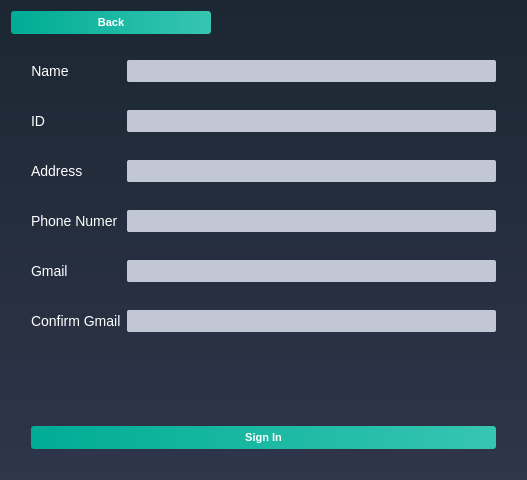
Before: the Qt Designer form Hermes_GUI/signin_customer_dialog.ui in gustavo-dgs/Hermes, drawn with Qt 5.
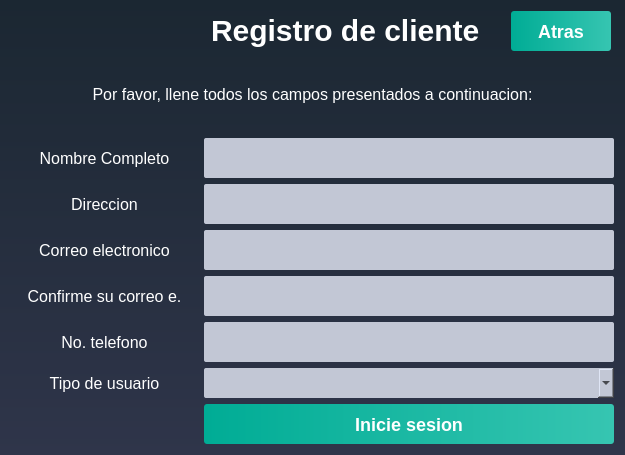
After: the same form once the commit is applied. Icons and pictures are not drawn.

```diff
--- a/Hermes_GUI/signin_customer_dialog.ui
+++ b/Hermes_GUI/signin_customer_dialog.ui
@@ -6,8 +6,8 @@
    <rect>
     <x>0</x>
     <y>0</y>
-    <width>527</width>
-    <height>480</height>
+    <width>625</width>
+    <height>455</height>
    </rect>
   </property>
   <property name="windowTitle">
@@ -23,87 +23,178 @@
   </property>
   <layout class="QVBoxLayout" name="verticalLayout">
    <item>
-    <widget class="QPushButton" name="pushButton">
-     <property name="maximumSize">
-      <size>
-       <width>200</width>
-       <height>16777215</height>
-      </size>
-     </property>
-     <property name="styleSheet">
-      <string notr="true">QPushButton
-{
-	background-color: qlineargradient(spread:pad, x1:0, y1:0.511, x2:1, y2:0.511, stop:0 rgba(0, 172, 149, 255),stop:0.995192 rgba(54, 197, 177, 255));
-	color: #fff;
-	font-size: 11px;
-	font-weight: bold;
-	border: none;
-	border-radius: 3px;
-	padding: 5px;
-
-}</string>
-     </property>
-     <property name="text">
-      <string>Back</string>
-     </property>
-    </widget>
-   </item>
-   <item>
-    <layout class="QVBoxLayout" name="verticalLayout_3">
-     <property name="spacing">
-      <number>0</number>
-     </property>
+    <layout class="QGridLayout" name="gridLayout">
      <property name="leftMargin">
       <number>20</number>
      </property>
-     <property name="topMargin">
-      <number>20</number>
-     </property>
      <property name="rightMargin">
-      <number>20</number>
-     </property>
-     <property name="bottomMargin">
-      <number>20</number>
-     </property>
-     <item>
-      <layout class="QFormLayout" name="formLayout">
-       <property name="fieldGrowthPolicy">
-        <enum>QFormLayout::AllNonFixedFieldsGrow</enum>
+      <number>0</number>
        </property>
        <property name="horizontalSpacing">
-        <number>6</number>
-       </property>
-       <property name="verticalSpacing">
-        <number>28</number>
-       </property>
-       <property name="topMargin">
         <number>0</number>
        </property>
+     <item row="0" column="2">
+      <widget class="QPushButton" name="pushButton">
+       <property name="minimumSize">
+        <size>
+         <width>100</width>
+         <height>0</height>
+        </size>
+       </property>
+       <property name="maximumSize">
+        <size>
+         <width>100</width>
+         <height>40</height>
+        </size>
+       </property>
+       <property name="font">
+        <font>
+         <pointsize>-1</pointsize>
+         <weight>75</weight>
+         <bold>true</bold>
+        </font>
+       </property>
+       <property name="styleSheet">
+        <string notr="true">QPushButton
+{
+	background-color: qlineargradient(spread:pad, x1:0, y1:0.511, x2:1, y2:0.511, stop:0 rgba(0, 172, 149, 255),stop:0.995192 rgba(54, 197, 177, 255));
+	color: #fff;
+	font-size: 18px;
+	font-weight: bold;
+	border: none;
+	border-radius: 3px;
+	padding: 5px;
+
+}</string>
+       </property>
+       <property name="text">
+        <string>Atras</string>
+       </property>
+       <property name="icon">
+        <iconset resource="hermes_imagenes.qrc">
+         <normaloff>:/back.png</normaloff>:/back.png</iconset>
+       </property>
+       <property name="iconSize">
+        <size>
+         <width>25</width>
+         <height>25</height>
+        </size>
+       </property>
+      </widget>
+     </item>
        <item row="0" column="0">
-        <widget class="QLabel" name="label">
-         <property name="font">
-          <font>
-           <pointsize>-1</pointsize>
-          </font>
+      <widget class="QLabel" name="label_8">
+       <property name="maximumSize">
+        <size>
+         <width>180</width>
+         <height>80</height>
+        </size>
          </property>
          <property name="styleSheet">
           <string notr="true">QLabel
 {
 	background-color: transparent;
-	color: #ffffff;
-	font-size: 14px;
+
+
 
 }</string>
          </property>
          <property name="text">
-          <string>Name</string>
-         </property>
-         <property name="alignment">
-          <set>Qt::AlignCenter</set>
+        <string/>
+       </property>
+       <property name="pixmap">
+        <pixmap resource="hermes_imagenes.qrc">:/Logo oficial Hermes(1).png</pixmap>
          </property>
         </widget>
        </item>
        <item row="0" column="1">
+      <widget class="QLabel" name="label_10">
+       <property name="maximumSize">
+        <size>
+         <width>300</width>
+         <height>250</height>
+        </size>
+       </property>
+       <property name="font">
+        <font>
+         <pointsize>-1</pointsize>
+         <weight>75</weight>
+         <bold>true</bold>
+        </font>
+       </property>
+       <property name="styleSheet">
+        <string notr="true">QLabel
+{
+	background-color: transparent;
+	color: #FFFFFF;
+	font-size: 30px;
+	font-weight: bold;
+
+
+}</string>
+       </property>
+       <property name="text">
+        <string>&lt;html&gt;&lt;head/&gt;&lt;body&gt;&lt;p&gt;Registro de cliente&lt;/p&gt;&lt;/body&gt;&lt;/html&gt;</string>
+       </property>
+      </widget>
+     </item>
+    </layout>
+   </item>
+   <item>
+    <layout class="QVBoxLayout" name="verticalLayout_4">
+     <item>
+      <widget class="QLabel" name="label_7">
+       <property name="font">
+        <font>
+         <pointsize>-1</pointsize>
+        </font>
+       </property>
+       <property name="styleSheet">
+        <string notr="true">QLabel
+{
+	background-color: transparent;
+	color: #ffffff;
+	font-size: 16px;
+
+}</string>
+       </property>
+       <property name="text">
+        <string>Por favor, llene todos los campos presentados a continuacion:</string>
+       </property>
+       <property name="alignment">
+        <set>Qt::AlignCenter</set>
+       </property>
+      </widget>
+     </item>
+    </layout>
+   </item>
+   <item>
+    <layout class="QHBoxLayout" name="horizontalLayout_3">
+     <item>
+      <widget class="QLabel" name="label">
+       <property name="font">
+        <font>
+         <pointsize>-1</pointsize>
+        </font>
+       </property>
+       <property name="styleSheet">
+        <string notr="true">QLabel
+{
+	background-color: transparent;
+	color: #ffffff;
+	font-size: 16px;
+
+}</string>
+       </property>
+       <property name="text">
+        <string>Nombre Completo</string>
+       </property>
+       <property name="alignment">
+        <set>Qt::AlignCenter</set>
+       </property>
+      </widget>
+     </item>
+     <item>
         <widget class="QLineEdit" name="lineEdit">
          <property name="sizePolicy">
           <sizepolicy hsizetype="Expanding" vsizetype="Preferred">
@@ -111,6 +202,18 @@
            <verstretch>0</verstretch>
           </sizepolicy>
          </property>
+       <property name="minimumSize">
+        <size>
+         <width>350</width>
+         <height>0</height>
+        </size>
+       </property>
+       <property name="maximumSize">
+        <size>
+         <width>410</width>
+         <height>40</height>
+        </size>
+       </property>
          <property name="styleSheet">
           <string notr="true">QLineEdit
 {
@@ -125,7 +228,11 @@
          </property>
         </widget>
        </item>
-       <item row="1" column="0">
+    </layout>
+   </item>
+   <item>
+    <layout class="QHBoxLayout" name="horizontalLayout_4">
+     <item>
         <widget class="QLabel" name="label_2">
          <property name="font">
           <font>
@@ -137,16 +244,19 @@
 {
 	background-color: transparent;
 	color: #ffffff;
-	font-size: 14px;
+	font-size: 16px;
 
 }</string>
          </property>
          <property name="text">
-          <string>ID</string>
+        <string>Direccion</string>
+       </property>
+       <property name="alignment">
+        <set>Qt::AlignCenter</set>
          </property>
         </widget>
        </item>
-       <item row="1" column="1">
+     <item>
         <widget class="QLineEdit" name="lineEdit_2">
          <property name="sizePolicy">
           <sizepolicy hsizetype="Expanding" vsizetype="Preferred">
@@ -154,6 +264,18 @@
            <verstretch>0</verstretch>
           </sizepolicy>
          </property>
+       <property name="minimumSize">
+        <size>
+         <width>350</width>
+         <height>0</height>
+        </size>
+       </property>
+       <property name="maximumSize">
+        <size>
+         <width>410</width>
+         <height>40</height>
+        </size>
+       </property>
          <property name="styleSheet">
           <string notr="true">QLineEdit
 {
@@ -168,7 +290,11 @@
          </property>
         </widget>
        </item>
-       <item row="2" column="0">
+    </layout>
+   </item>
+   <item>
+    <layout class="QHBoxLayout" name="horizontalLayout_5">
+     <item>
         <widget class="QLabel" name="label_3">
          <property name="font">
           <font>
@@ -180,16 +306,19 @@
 {
 	background-color: transparent;
 	color: #ffffff;
-	font-size: 14px;
+	font-size: 16px;
 
 }</string>
          </property>
          <property name="text">
-          <string>Address</string>
+        <string>Correo electronico</string>
+       </property>
+       <property name="alignment">
+        <set>Qt::AlignCenter</set>
          </property>
         </widget>
        </item>
-       <item row="2" column="1">
+     <item>
         <widget class="QLineEdit" name="lineEdit_3">
          <property name="sizePolicy">
           <sizepolicy hsizetype="Expanding" vsizetype="Preferred">
@@ -197,6 +326,18 @@
            <verstretch>0</verstretch>
           </sizepolicy>
          </property>
+       <property name="minimumSize">
+        <size>
+         <width>350</width>
+         <height>0</height>
+        </size>
+       </property>
+       <property name="maximumSize">
+        <size>
+         <width>410</width>
+         <height>40</height>
+        </size>
+       </property>
          <property name="styleSheet">
           <string notr="true">QLineEdit
 {
@@ -211,7 +352,11 @@
          </property>
         </widget>
        </item>
-       <item row="3" column="0">
+    </layout>
+   </item>
+   <item>
+    <layout class="QHBoxLayout" name="horizontalLayout_6">
+     <item>
         <widget class="QLabel" name="label_4">
          <property name="font">
           <font>
@@ -223,16 +368,19 @@
 {
 	background-color: transparent;
 	color: #ffffff;
-	font-size: 14px;
+	font-size: 16px;
 
 }</string>
          </property>
          <property name="text">
-          <string>Phone Numer</string>
+        <string>Confirme su correo e.</string>
+       </property>
+       <property name="alignment">
+        <set>Qt::AlignCenter</set>
          </property>
         </widget>
        </item>
-       <item row="3" column="1">
+     <item>
         <widget class="QLineEdit" name="lineEdit_4">
          <property name="sizePolicy">
           <sizepolicy hsizetype="Expanding" vsizetype="Preferred">
@@ -240,6 +388,18 @@
            <verstretch>0</verstretch>
           </sizepolicy>
          </property>
+       <property name="minimumSize">
+        <size>
+         <width>350</width>
+         <height>0</height>
+        </size>
+       </property>
+       <property name="maximumSize">
+        <size>
+         <width>410</width>
+         <height>40</height>
+        </size>
+       </property>
          <property name="styleSheet">
           <string notr="true">QLineEdit
 {
@@ -254,7 +414,11 @@
          </property>
         </widget>
        </item>
-       <item row="4" column="0">
+    </layout>
+   </item>
+   <item>
+    <layout class="QHBoxLayout" name="horizontalLayout_7">
+     <item>
         <widget class="QLabel" name="label_5">
          <property name="font">
           <font>
@@ -266,38 +430,38 @@
 {
 	background-color: transparent;
 	color: #ffffff;
-	font-size: 14px;
+	font-size: 16px;
 
 }</string>
          </property>
          <property name="text">
-          <string>Gmail</string>
-         </property>
-        </widget>
-       </item>
-       <item row="5" column="0">
-        <widget class="QLabel" name="label_6">
-         <property name="font">
-          <font>
-           <pointsize>-1</pointsize>
-          </font>
-         </property>
-         <property name="styleSheet">
-          <string notr="true">QLabel
-{
-	background-color: transparent;
-	color: #ffffff;
-	font-size: 14px;
-
-}</string>
-         </property>
-         <property name="text">
-          <string>Confirm Gmail</string>
-         </property>
-        </widget>
-       </item>
-       <item row="4" column="1">
+        <string>No. telefono</string>
+       </property>
+       <property name="alignment">
+        <set>Qt::AlignCenter</set>
+       </property>
+      </widget>
+     </item>
+     <item>
         <widget class="QLineEdit" name="lineEdit_5">
+       <property name="sizePolicy">
+        <sizepolicy hsizetype="Expanding" vsizetype="Preferred">
+         <horstretch>0</horstretch>
+         <verstretch>0</verstretch>
+        </sizepolicy>
+       </property>
+       <property name="minimumSize">
+        <size>
+         <width>350</width>
+         <height>0</height>
+        </size>
+       </property>
+       <property name="maximumSize">
+        <size>
+         <width>410</width>
+         <height>40</height>
+        </size>
+       </property>
          <property name="styleSheet">
           <string notr="true">QLineEdit
 {
@@ -312,11 +476,51 @@
          </property>
         </widget>
        </item>
-       <item row="5" column="1">
-        <widget class="QLineEdit" name="lineEdit_6">
+    </layout>
+   </item>
+   <item>
+    <layout class="QHBoxLayout" name="horizontalLayout_8">
+     <item>
+      <widget class="QLabel" name="label_9">
+       <property name="font">
+        <font>
+         <pointsize>-1</pointsize>
+        </font>
+       </property>
          <property name="styleSheet">
-          <string notr="true">QLineEdit
+        <string notr="true">QLabel
 {
+	background-color: transparent;
+	color: #ffffff;
+	font-size: 16px;
+
+}</string>
+       </property>
+       <property name="text">
+        <string>Tipo de usuario</string>
+       </property>
+       <property name="alignment">
+        <set>Qt::AlignCenter</set>
+       </property>
+      </widget>
+     </item>
+     <item>
+      <widget class="QComboBox" name="comboBox_2">
+       <property name="minimumSize">
+        <size>
+         <width>410</width>
+         <height>0</height>
+        </size>
+       </property>
+       <property name="maximumSize">
+        <size>
+         <width>410</width>
+         <height>30</height>
+        </size>
+       </property>
+       <property name="styleSheet">
+        <string notr="true">QComboBox
+{
 	background-color: #c2c7d5;
 	color: #000;
 	font-weight: bold;
@@ -331,15 +535,34 @@
       </layout>
      </item>
      <item>
-      <layout class="QHBoxLayout" name="horizontalLayout">
-       <item>
+    <layout class="QVBoxLayout" name="verticalLayout_3">
+     <item alignment="Qt::AlignRight">
         <widget class="QPushButton" name="pushButton_2">
+       <property name="minimumSize">
+        <size>
+         <width>410</width>
+         <height>0</height>
+        </size>
+       </property>
+       <property name="maximumSize">
+        <size>
+         <width>500</width>
+         <height>40</height>
+        </size>
+       </property>
+       <property name="font">
+        <font>
+         <pointsize>-1</pointsize>
+         <weight>75</weight>
+         <bold>true</bold>
+        </font>
+       </property>
          <property name="styleSheet">
           <string notr="true">QPushButton
 {
 	background-color: qlineargradient(spread:pad, x1:0, y1:0.511, x2:1, y2:0.511, stop:0 rgba(0, 172, 149, 255),stop:0.995192 rgba(54, 197, 177, 255));
 	color: #fff;
-	font-size: 11px;
+	font-size: 18px;
 	font-weight: bold;
 	border: none;
 	border-radius: 3px;
@@ -348,15 +571,13 @@
 }</string>
          </property>
          <property name="text">
-          <string>Sign In</string>
+        <string>Inicie sesion</string>
          </property>
         </widget>
        </item>
       </layout>
      </item>
     </layout>
-   </item>
-  </layout>
  </widget>
  <resources/>
  <connections/>
```
Left out of the diff: 4 changed lines with no effect on the pictures. Lines whose indentation alone changed are shown as unchanged.
